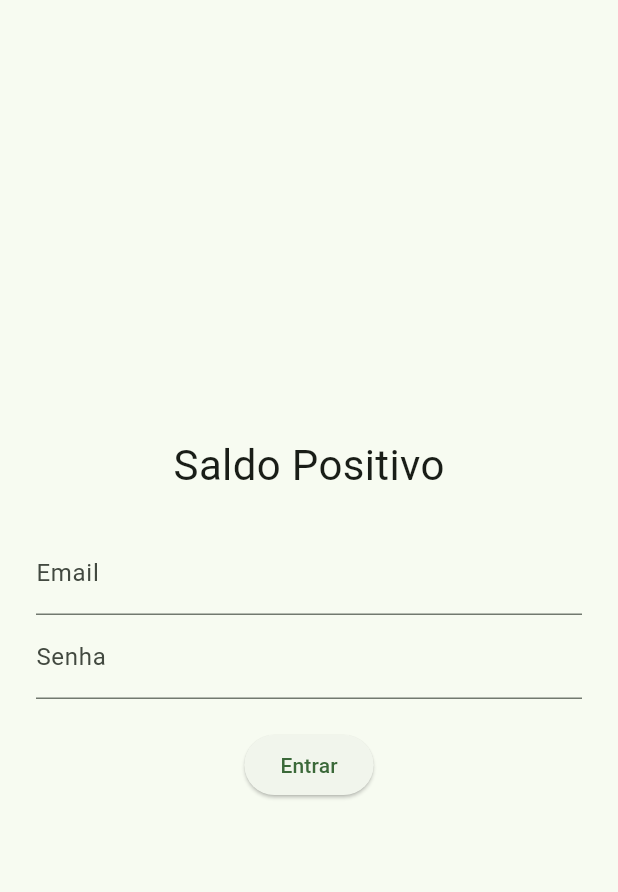
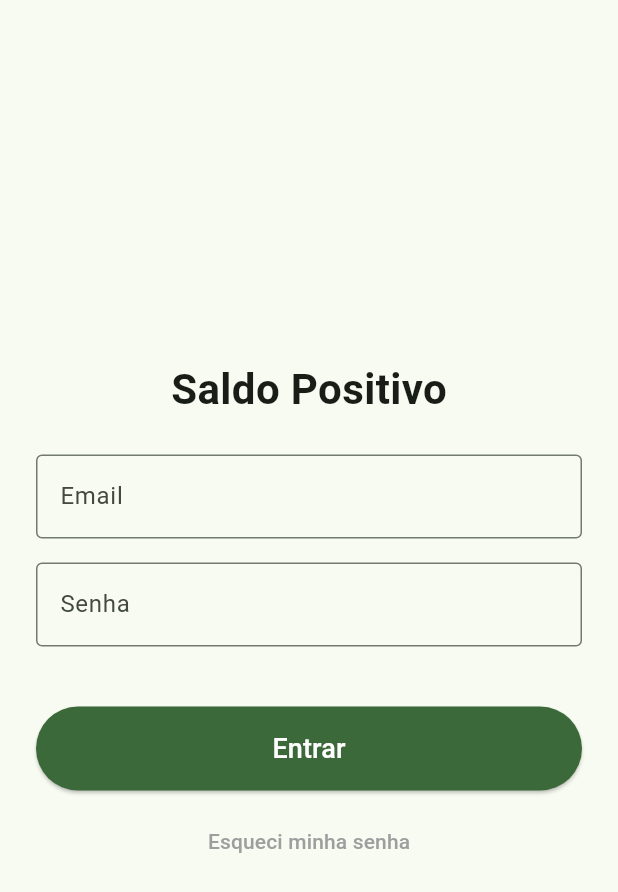
Before and after one commit to Lucas-Passos/saldo_positivo, a Flutter app: the screen it shows after launch, on a phone screen of 412 x 824 dp. Shown: the top 892 px of the screen. Run offline on Flutter 3.47's test engine with Material 3 defaults, Android fonts, the phone set to English and light mode, and no system bars; our stand-ins replace hive, hive_flutter; accounts and stored records are empty.

Commit message:
Isadora-2025-11-19

```diff
--- /dev/null
+++ b/lib/datasource/auth_service.dart
@@ -0,0 +1,47 @@
+// lib/datasource/auth_service.dart <-- Comentário corrigido
+
+import 'package:hive_flutter/hive_flutter.dart';
+import '../models/user.dart'; // Mantido, pois é o caminho correto para sua estrutura
+
+// 1. A Box de usuário que você abriu no main.dart
+// Usamos o 'late' porque a Box é aberta antes da classe ser usada.
+late final Box userBox = Hive.box('userBox');
+
+class AuthService {
+  // NOVO GETTER: Permite que a LoginScreen acesse a Box e verifique se está vazia
+  Box get currentUserBox => userBox; // <--- CORREÇÃO CRÍTICA PARA A LoginScreen
+
+  // --- 1. CADASTRO / REGISTRO INICIAL ---
+  Future<void> cadastrarUsuario(String email, String senha) async {
+    final newUser = UserModel(email: email, senha: senha);
+    await userBox.put('currentUser', newUser);
+  }
+
+  // --- 2. VERIFICAÇÃO DE LOGIN ---
+  Future<bool> verificarLogin(
+    String emailDigitado,
+    String senhaDigitada,
+  ) async {
+    final user = userBox.get('currentUser') as UserModel?;
+
+    // Verifica se o usuário existe E se as credenciais batem
+    return user != null &&
+        user.email == emailDigitado &&
+        user.senha == senhaDigitada;
+  }
+
+  // --- 3. RECUPERAÇÃO / RESET DE SENHA ---
+  Future<bool> resetPassword(String email, String novaSenha) async {
+    final user = userBox.get('currentUser') as UserModel?;
+
+    // 1. Verifica se o usuário existe E se o e-mail bate com o cadastrado
+    if (user != null && user.email == email) {
+      // 2. Atualiza a senha e salva o objeto modificado
+      user.senha = novaSenha;
+      await user.save(); // Salva as mudanças no disco
+      return true; // Senha alterada com sucesso
+    }
+
+    return false; // E-mail não corresponde ao usuário cadastrado
+  }
+}
--- /dev/null
+++ b/lib/models/user.dart
@@ -0,0 +1,24 @@
+import 'package:hive/hive.dart';
+
+// LINHA CRÍTICA CORRIGIDA: Agora referencia 'user.g.dart'
+// Este arquivo será gerado ao rodar o build_runner.
+part 'user.g.dart';
+
+// O 'typeId' deve ser único no seu projeto.
+@HiveType(typeId: 3)
+class UserModel extends HiveObject {
+  // Campo 0
+  @HiveField(0)
+  String email;
+
+  // Campo 1
+  @HiveField(1)
+  String senha;
+
+  UserModel({required this.email, required this.senha});
+
+  @override
+  String toString() {
+    return 'UserModel(email: $email, senha: ********)';
+  }
+}
--- a/lib/screens/login_screen.dart
+++ b/lib/screens/login_screen.dart
@@ -1,4 +1,5 @@
 import 'package:flutter/material.dart';
+import '../datasource/auth_service.dart';
 
 class LoginScreen extends StatefulWidget {
   const LoginScreen({super.key});
@@ -8,12 +9,80 @@ class LoginScreen extends StatefulWidget {
 }
 
 class _LoginScreenState extends State<LoginScreen> {
-  final _emailController = TextEditingController();
-  final _senhaController = TextEditingController();
+  final TextEditingController _emailController = TextEditingController();
+  final TextEditingController _senhaController = TextEditingController();
 
-  void _login() {
-    // Login simples (sem backend, apenas navegação)
-    Navigator.pushReplacementNamed(context, '/home');
+  // 2. INSTANCIAR O SERVIÇO DE AUTENTICAÇÃO
+  final AuthService _authService = AuthService();
+  String? _errorMessage; // Variável para exibir mensagens de erro/sucesso
+
+  Future<void> _login() async {
+    final email = _emailController.text.trim();
+    final senha = _senhaController.text.trim();
+
+    if (email.isEmpty || senha.isEmpty) {
+      setState(() {
+        _errorMessage = 'Por favor, preencha todos os campos.';
+      });
+      return;
+    }
+
+    // 3. TENTAR LOGIN
+    final bool loginSuccess = await _authService.verificarLogin(email, senha);
+
+    if (loginSuccess) {
+      // Login Válido: Navegar para a Home
+      setState(() {
+        _errorMessage = null; // Limpa o erro
+      });
+      Navigator.pushReplacementNamed(context, '/home');
+    } else {
+      // Login Inválido: Tentar o CADASTRO (Se for o primeiro usuário)
+      final userBox = _authService.currentUserBox;
+      final bool userExists = userBox.isNotEmpty;
+
+      if (!userExists) {
+        // --- ESTE É O PRIMEIRO CADASTRO ---
+        await _authService.cadastrarUsuario(email, senha);
+
+        // Tenta logar de novo para garantir que a Box foi salva
+        final bool secondAttempt = await _authService.verificarLogin(
+          email,
+          senha,
+        );
+
+        if (secondAttempt) {
+          setState(() {
+            _errorMessage = 'Cadastro realizado com sucesso! Entrando...';
+          });
+          // Espera 1 segundo para o usuário ver a mensagem
+          await Future.delayed(const Duration(seconds: 1));
+          Navigator.pushReplacementNamed(context, '/home');
+        } else {
+          // Falha inesperada no cadastro.
+          setState(() {
+            _errorMessage = 'Erro interno ao salvar usuário.';
+          });
+        }
+      } else {
+        // Usuário já existe, mas senha/email estão errados.
+        setState(() {
+          _errorMessage = 'E-mail ou senha incorretos.';
+        });
+      }
+    }
+  }
+
+  // Ligar esta tela a RecoveryScreen
+  void _goToRecovery() {
+    Navigator.pushNamed(context, '/recovery');
+  }
+
+  @override
+  void dispose() {
+    _emailController.dispose();
+    _senhaController.dispose();
+    super.dispose();
   }
 
   @override
@@ -25,19 +94,72 @@ class _LoginScreenState extends State<LoginScreen> {
           child: Column(
             mainAxisAlignment: MainAxisAlignment.center,
             children: [
-              const Text('Saldo Positivo', style: TextStyle(fontSize: 28)),
+              const Text(
+                'Saldo Positivo',
+                style: TextStyle(fontSize: 28, fontWeight: FontWeight.bold),
+              ),
               const SizedBox(height: 24),
+
+              // --- CAMPO EMAIL ---
               TextField(
                 controller: _emailController,
-                decoration: const InputDecoration(labelText: 'Email'),
+                keyboardType: TextInputType.emailAddress, // Teclado otimizado
+                decoration: const InputDecoration(
+                  labelText: 'Email',
+                  border: OutlineInputBorder(), // Estilo mais limpo
+                ),
               ),
+              const SizedBox(height: 16),
+
+              // --- CAMPO SENHA ---
               TextField(
                 controller: _senhaController,
-                decoration: const InputDecoration(labelText: 'Senha'),
+                decoration: const InputDecoration(
+                  labelText: 'Senha',
+                  border: OutlineInputBorder(),
+                ),
                 obscureText: true,
               ),
-              const SizedBox(height: 20),
-              ElevatedButton(onPressed: _login, child: const Text('Entrar')),
+              const SizedBox(height: 30),
+
+              // --- MENSAGEM DE ERRO/SUCESSO ---
+              if (_errorMessage != null)
+                Text(
+                  _errorMessage!,
+                  style: TextStyle(
+                    color: _errorMessage!.contains('sucesso')
+                        ? Colors.green
+                        : Colors.red,
+                    fontWeight: FontWeight.bold,
+                  ),
+                  textAlign: TextAlign.center,
+                ),
+              const SizedBox(height: 10),
+
+              // --- BOTÃO ENTRAR ---
+              SizedBox(
+                width: double.infinity,
+                child: ElevatedButton(
+                  onPressed: _login,
+                  style: ElevatedButton.styleFrom(
+                    padding: const EdgeInsets.symmetric(vertical: 15),
+                    backgroundColor: Theme.of(context).colorScheme.primary,
+                    foregroundColor: Colors.white,
+                  ),
+                  child: const Text('Entrar', style: TextStyle(fontSize: 18)),
+                ),
+              ),
+              const SizedBox(height: 10),
+
+              // --- BOTÃO RECUPERAÇÃO DE SENHA ---
+              TextButton(
+                onPressed:
+                    _goToRecovery, // Chama a navegação para a RecoveryScreen
+                child: const Text(
+                  'Esqueci minha senha',
+                  style: TextStyle(color: Colors.grey),
+                ),
+              ),
             ],
           ),
         ),
```
Also changed, not shown: lib/main.dart (+8 -0 lines), lib/models/receita.dart (+7 -0 lines), lib/screens/recovery_screen.dart (added, +139 -0 lines), pubspec.yaml (+15 -81 lines), lib/models/user.g.dart (added), pubspec.lock.
